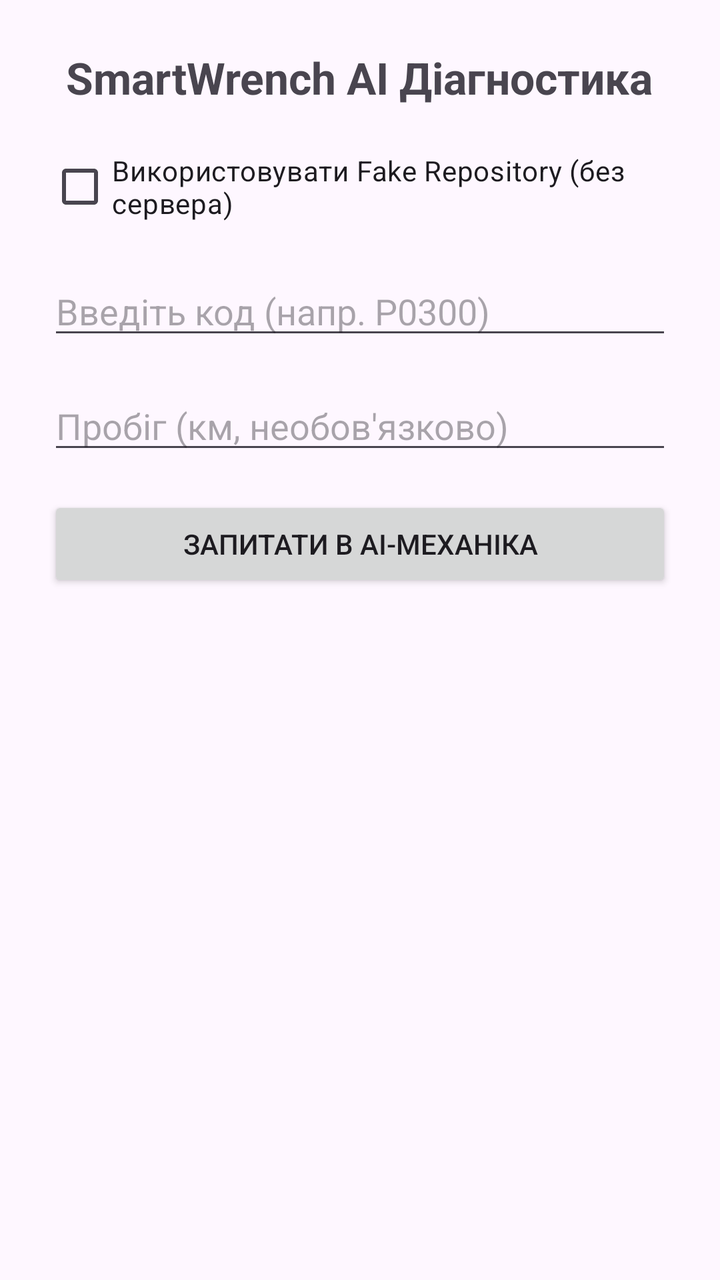
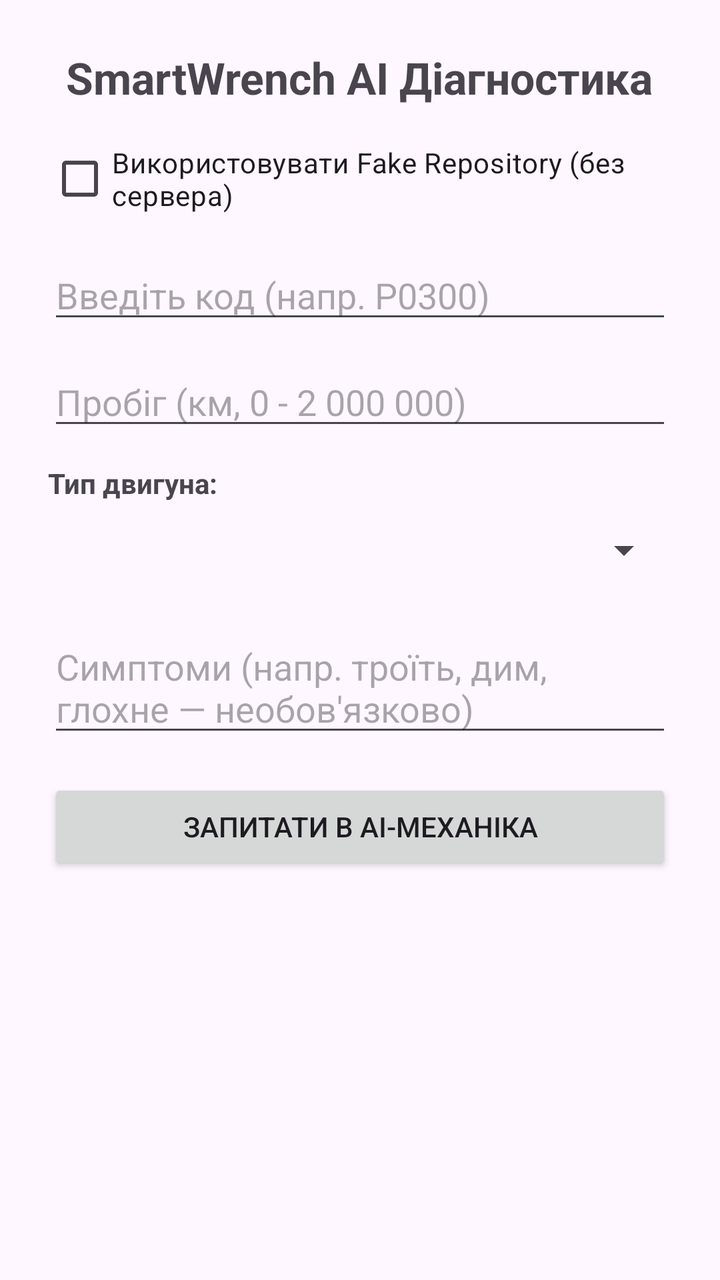

Two renders of the same Android screen: before a commit and after it. Below are the layout's source before the change and the commit's diff.
<!-- AndroidManifest.xml: application theme Theme.SmartWrench -->
<!-- res/layout/activity_main.xml -->
<?xml version="1.0" encoding="utf-8"?>
<ScrollView xmlns:android="http://schemas.android.com/apk/res/android"
    android:layout_width="match_parent"
    android:layout_height="match_parent"
    android:fillViewport="true">

    <LinearLayout
        android:layout_width="match_parent"
        android:layout_height="wrap_content"
        android:orientation="vertical"
        android:padding="24dp">

        <TextView
            android:layout_width="wrap_content"
            android:layout_height="wrap_content"
            android:text="SmartWrench AI Діагностика"
            android:textSize="22sp"
            android:textStyle="bold"
            android:layout_gravity="center_horizontal"
            android:layout_marginBottom="16dp"/>

        
        <CheckBox
            android:id="@+id/cbFakeMode"
            android:layout_width="match_parent"
            android:layout_height="wrap_content"
            android:text="Використовувати Fake Repository (без сервера)"
            android:layout_marginBottom="16dp"/>

        <EditText
            android:id="@+id/etDtcCode"
            android:layout_width="match_parent"
            android:layout_height="wrap_content"
            android:hint="Введіть код (напр. P0300)"
            android:inputType="textCapCharacters"
            android:layout_marginBottom="16dp"/>

        <EditText
            android:id="@+id/etMileage"
            android:layout_width="match_parent"
            android:layout_height="wrap_content"
            android:hint="Пробіг (км, необов'язково)"
            android:inputType="number"
            android:layout_marginBottom="16dp"/>

        <Button
            android:id="@+id/btnAnalyze"
            android:layout_width="match_parent"
            android:layout_height="wrap_content"
            android:text="Запитати в AI-механіка"
            android:layout_marginBottom="8dp"/>

        
        <Button
            android:id="@+id/btnRetry"
            android:layout_width="match_parent"
            android:layout_height="wrap_content"
            android:text="Повторити останній запит"
            android:backgroundTint="#FF9800"
            android:visibility="gone"
            android:layout_marginBottom="16dp"/>

        <ProgressBar
            android:id="@+id/progressBar"
            android:layout_width="wrap_content"
            android:layout_height="wrap_content"
            android:layout_gravity="center_horizontal"
            android:visibility="gone"
            android:layout_marginBottom="16dp"/>

        <TextView
            android:id="@+id/tvResult"
            android:layout_width="match_parent"
            android:layout_height="wrap_content"
            android:textSize="16sp"
            android:textColor="#B00020"
            android:layout_marginBottom="16dp"/>

        <TextView
            android:id="@+id/tvHistory"
            android:layout_width="match_parent"
            android:layout_height="wrap_content"
            android:textSize="14sp"
            android:textColor="#000000"
            android:layout_marginTop="16dp"/>

        <Button
            android:id="@+id/btnClearHistory"
            android:layout_width="match_parent"
            android:layout_height="wrap_content"
            android:text="Очистити всю історію"
            android:backgroundTint="#B00020"
            android:layout_marginTop="12dp"
            android:visibility="gone" />

    </LinearLayout>
</ScrollView>
<!-- resources referenced by this layout -->
<resources>
  <style name="Theme.SmartWrench" parent="Base.Theme.SmartWrench" />
  <style name="Base.Theme.SmartWrench" parent="Theme.Material3.DayNight.NoActionBar">
          
          
      </style>
</resources>

<!-- the commit's change to res/layout/activity_main.xml (unified diff, before → after) -->
@@ -17,15 +17,14 @@
             android:textSize="22sp"
             android:textStyle="bold"
             android:layout_gravity="center_horizontal"
-            android:layout_marginBottom="16dp"/>
+            android:layout_marginBottom="12dp"/>
 
-        
         <CheckBox
             android:id="@+id/cbFakeMode"
             android:layout_width="match_parent"
             android:layout_height="wrap_content"
             android:text="Використовувати Fake Repository (без сервера)"
-            android:layout_marginBottom="16dp"/>
+            android:layout_marginBottom="12dp"/>
 
         <EditText
             android:id="@+id/etDtcCode"
@@ -33,14 +32,37 @@
             android:layout_height="wrap_content"
             android:hint="Введіть код (напр. P0300)"
             android:inputType="textCapCharacters"
-            android:layout_marginBottom="16dp"/>
+            android:layout_marginBottom="12dp"/>
 
         <EditText
             android:id="@+id/etMileage"
             android:layout_width="match_parent"
             android:layout_height="wrap_content"
-            android:hint="Пробіг (км, необов'язково)"
+            android:hint="Пробіг (км, 0 - 2 000 000)"
             android:inputType="number"
+            android:layout_marginBottom="12dp"/>
+
+        
+        <TextView
+            android:layout_width="wrap_content"
+            android:layout_height="wrap_content"
+            android:text="Тип двигуна:"
+            android:textStyle="bold"/>
+
+        <Spinner
+            android:id="@+id/spEngineType"
+            android:layout_width="match_parent"
+            android:layout_height="48dp"
+            android:layout_marginBottom="12dp"/>
+
+        
+        <EditText
+            android:id="@+id/etSymptoms"
+            android:layout_width="match_parent"
+            android:layout_height="wrap_content"
+            android:hint="Симптоми (напр. троїть, дим, глохне — необов'язково)"
+            android:inputType="textMultiLine"
+            android:maxLines="3"
             android:layout_marginBottom="16dp"/>
 
         <Button
@@ -50,7 +72,6 @@
             android:text="Запитати в AI-механіка"
             android:layout_marginBottom="8dp"/>
 
-        
         <Button
             android:id="@+id/btnRetry"
             android:layout_width="match_parent"
